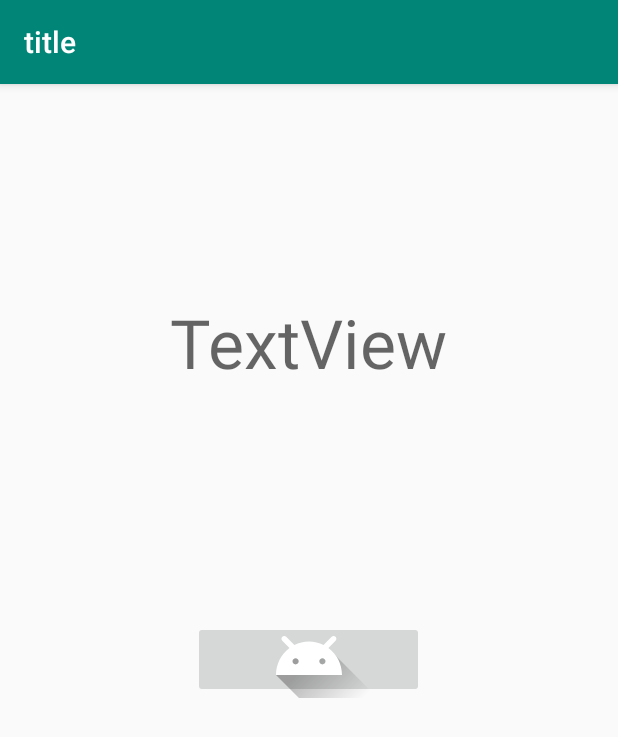
After one commit to adrianmrt/SpaceTroopers, an Android app: the fragment ScoreMenuFragment placed in its activity, on a phone screen of 412 x 824 dp. The commit adds this screen. Shown: the top 737 px of the screen. Run offline under Robolectric (Android 15) with nearby library versions, the phone set to English and light mode, and no system bars.

Commit message:
lifes added, score menu almost done

```diff
--- a/Scaffold15/app/build.gradle
+++ b/Scaffold15/app/build.gradle
@@ -19,9 +19,10 @@ android {
 }
 
 dependencies {
+
     implementation fileTree(dir: 'libs', include: ['*.jar'])
-    implementation 'androidx.appcompat:appcompat:1.0.0'
     implementation 'androidx.constraintlayout:constraintlayout:1.1.3'
+    implementation 'androidx.appcompat:appcompat:1.0.2'
     implementation 'androidx.legacy:legacy-support-v4:1.0.0'
     implementation 'androidx.fragment:fragment:1.3.6'
     testImplementation 'junit:junit:4.12'
--- a/Scaffold15/app/src/main/java/dadm/scaffold/ScaffoldActivity.java
+++ b/Scaffold15/app/src/main/java/dadm/scaffold/ScaffoldActivity.java
@@ -1,8 +1,13 @@
 package dadm.scaffold;
 
+import android.app.Activity;
 import android.media.AudioManager;
 import android.os.Build;
+
+import androidx.annotation.NonNull;
 import androidx.appcompat.app.AppCompatActivity;
+import androidx.fragment.app.FragmentManager;
+
 import android.os.Bundle;
 import android.view.View;
 import android.widget.TextView;
@@ -89,4 +94,5 @@ public class ScaffoldActivity extends AppCompatActivity {
             }
         }
     }
+
 }
--- /dev/null
+++ b/Scaffold15/app/src/main/java/dadm/scaffold/counter/ScoreMenuFragment.java
@@ -0,0 +1,61 @@
+package dadm.scaffold.counter;
+
+import android.os.Bundle;
+
+import androidx.annotation.NonNull;
+import androidx.annotation.Nullable;
+import androidx.fragment.app.Fragment;
+import androidx.fragment.app.FragmentManager;
+import androidx.fragment.app.FragmentTransaction;
+
+import android.view.LayoutInflater;
+import android.view.View;
+import android.view.ViewGroup;
+import android.widget.ImageButton;
+import android.widget.TextView;
+
+import dadm.scaffold.R;
+
+
+public class ScoreMenuFragment extends Fragment {
+    ImageButton exitButton;
+    FragmentManager fragmentManager;
+    TextView scoreText;
+    int score;
+
+    public ScoreMenuFragment() {
+        // Required empty public constructor
+    }
+
+    @Override
+    public void onCreate(Bundle savedInstanceState) {
+        super.onCreate(savedInstanceState);
+
+    }
+    @Override
+    public View onCreateView(LayoutInflater inflater, ViewGroup container,
+                             Bundle savedInstanceState) {
+        // Inflate the layout for this fragment
+        return inflater.inflate(R.layout.fragment_score_menu, container, false);
+    }
+
+    @Override
+    public void onViewCreated(@NonNull View view, @Nullable Bundle savedInstanceState) {
+        super.onViewCreated(view, savedInstanceState);
+        scoreText= view.findViewById(R.id.scoreText);
+        exitButton=view.findViewById(R.id.ExitButtonScore);
+        exitButton.setOnClickListener(new View.OnClickListener() {
+            @Override
+            public void onClick(View v) {
+                GoToMainMenu();
+            }
+        });
+    }
+
+    public void GoToMainMenu(){
+        FragmentTransaction transaction = fragmentManager.beginTransaction();
+        transaction.replace(R.id.container, MainMenuFragment.class,null);
+        transaction.remove(this);
+        transaction.commit();
+    }
+}
--- a/Scaffold15/app/src/main/java/dadm/scaffold/sound/GameEvent.java
+++ b/Scaffold15/app/src/main/java/dadm/scaffold/sound/GameEvent.java
@@ -3,5 +3,6 @@ package dadm.scaffold.sound;
 public enum GameEvent {
     AsteroidHit,
     SpaceshipHit,
+    SpaceshipDestroy,
     LaserFired
 }
--- a/Scaffold15/app/src/main/java/dadm/scaffold/sound/SoundManager.java
+++ b/Scaffold15/app/src/main/java/dadm/scaffold/sound/SoundManager.java
@@ -50,8 +50,9 @@ public final class SoundManager {
 		createSoundPool();
 		soundsMap = new HashMap<GameEvent, Integer>();
 		loadEventSound(context, GameEvent.AsteroidHit, "Asteroid_explosion_1.wav");
-		loadEventSound(context, GameEvent.SpaceshipHit, "Spaceship_explosion.wav");
+		loadEventSound(context, GameEvent.SpaceshipHit, "Asteroid_explosion_1.wav");
 		loadEventSound(context, GameEvent.LaserFired, "Laser_shoot.wav");
+		loadEventSound(context, GameEvent.SpaceshipDestroy, "Spaceship_explosion.wav");
 	}
 
 	private void loadMusic() {
--- /dev/null
+++ b/Scaffold15/app/src/main/res/layout/fragment_score_menu.xml
@@ -0,0 +1,26 @@
+<?xml version="1.0" encoding="utf-8"?>
+<FrameLayout xmlns:android="http://schemas.android.com/apk/res/android"
+    xmlns:app="http://schemas.android.com/apk/res-auto"
+    xmlns:tools="http://schemas.android.com/tools"
+    android:id="@+id/exitButtonScore"
+    android:layout_width="match_parent"
+    android:layout_height="match_parent"
+    tools:context=".counter.ScoreMenuFragment">
+
+    <TextView
+        android:id="@+id/scoreText"
+        android:layout_width="wrap_content"
+        android:layout_height="83dp"
+        android:layout_gravity="center"
+        android:layout_marginBottom="200dp"
+        android:text="TextView"
+        android:textAppearance="@style/TextAppearance.AppCompat.Display2" />
+
+    <ImageButton
+        android:id="@+id/ExitButtonScore"
+        android:layout_width="154dp"
+        android:layout_height="51dp"
+        android:layout_gravity="center|center_vertical"
+        android:contentDescription="Go to main menu"
+        android:src="@drawable/ic_launcher_foreground" />
+</FrameLayout>
--- a/Scaffold15/app/src/main/res/values/strings.xml
+++ b/Scaffold15/app/src/main/res/values/strings.xml
@@ -18,4 +18,5 @@
     <string name="exit">exit</string>
     <!-- TODO: Remove or change this placeholder text -->
     <string name="hello_blank_fragment">Hello blank fragment</string>
+    <string name="xxxxx">XXXXX</string>
 </resources>
```
Also changed, not shown: Scaffold15/app/src/main/java/dadm/scaffold/counter/GameFragment.java (+29 -12 lines), Scaffold15/app/src/main/java/dadm/scaffold/engine/GameEngine.java (+24 -3 lines), Scaffold15/app/src/main/java/dadm/scaffold/space/SpaceShipPlayer.java (+9 -2 lines).
